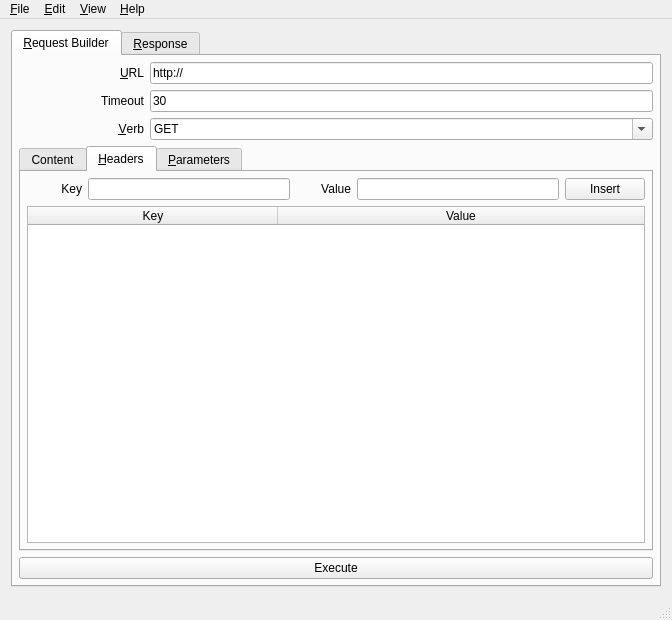
SneWs/Httper, file MainWnd.ui: the form before one commit.
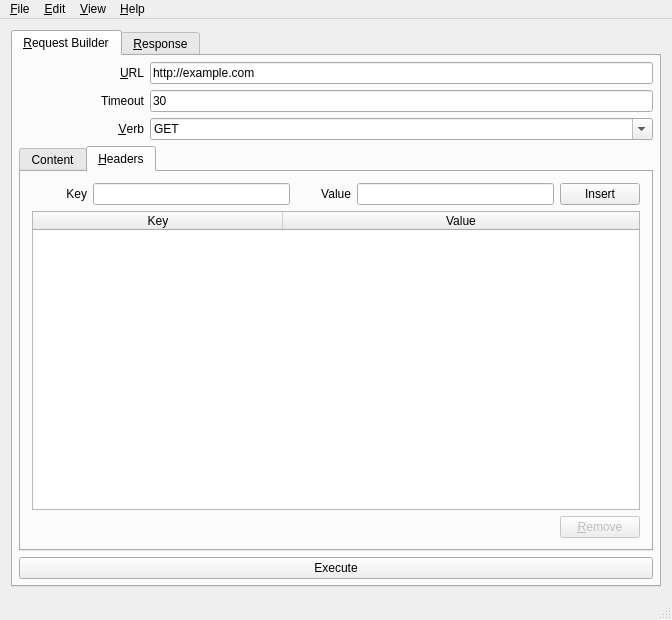
The form after the commit. The open tabs and pages were chosen to show the change. Icons and pictures are not drawn.

Commit message: Fixing up the Headers add/remove UI and it's actions.

Patch:
```diff
--- a/MainWnd.ui
+++ b/MainWnd.ui
@@ -30,6 +30,12 @@
       <property name="currentIndex">
        <number>0</number>
       </property>
+      <property name="tabsClosable">
+       <bool>false</bool>
+      </property>
+      <property name="tabBarAutoHide">
+       <bool>true</bool>
+      </property>
       <widget class="QWidget" name="tabRequest">
        <attribute name="title">
         <string>&amp;Request Builder</string>
@@ -74,7 +80,7 @@
              <set>Qt::ImhUrlCharactersOnly</set>
             </property>
             <property name="text">
-             <string>http://</string>
+             <string>http://example.com</string>
             </property>
             <property name="maxLength">
              <number>2048</number>
@@ -287,18 +293,6 @@
             <string>&amp;Headers</string>
            </attribute>
            <layout class="QVBoxLayout" name="verticalLayout_7">
-            <property name="leftMargin">
-             <number>6</number>
-            </property>
-            <property name="topMargin">
-             <number>6</number>
-            </property>
-            <property name="rightMargin">
-             <number>6</number>
-            </property>
-            <property name="bottomMargin">
-             <number>6</number>
-            </property>
             <item>
              <layout class="QHBoxLayout" name="horizontalLayout_10">
               <item>
@@ -440,13 +434,35 @@
               </column>
              </widget>
             </item>
+            <item>
+             <layout class="QHBoxLayout" name="horizontalLayout_11">
+              <item>
+               <spacer name="horizontalSpacer_2">
+                <property name="orientation">
+                 <enum>Qt::Horizontal</enum>
+                </property>
+                <property name="sizeHint" stdset="0">
+                 <size>
+                  <width>40</width>
+                  <height>20</height>
+                 </size>
+                </property>
+               </spacer>
+              </item>
+              <item>
+               <widget class="QPushButton" name="btnHeadersRemoveSelected">
+                <property name="enabled">
+                 <bool>false</bool>
+                </property>
+                <property name="text">
+                 <string>&amp;Remove</string>
+                </property>
+               </widget>
+              </item>
+             </layout>
+            </item>
            </layout>
           </widget>
-          <widget class="QWidget" name="tabParameters">
-           <attribute name="title">
-            <string>&amp;Parameters</string>
-           </attribute>
-          </widget>
          </widget>
         </item>
         <item>
```
Left out of the diff: 110 changed lines with no effect on the pictures. The commit also changes 2 other files.
